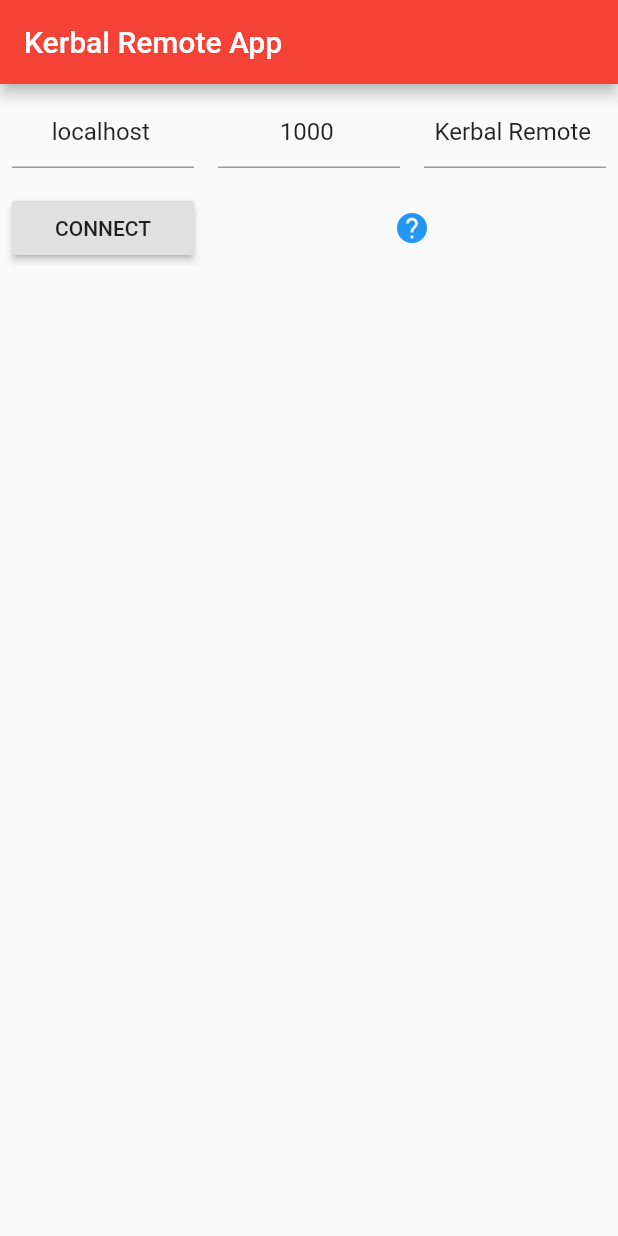
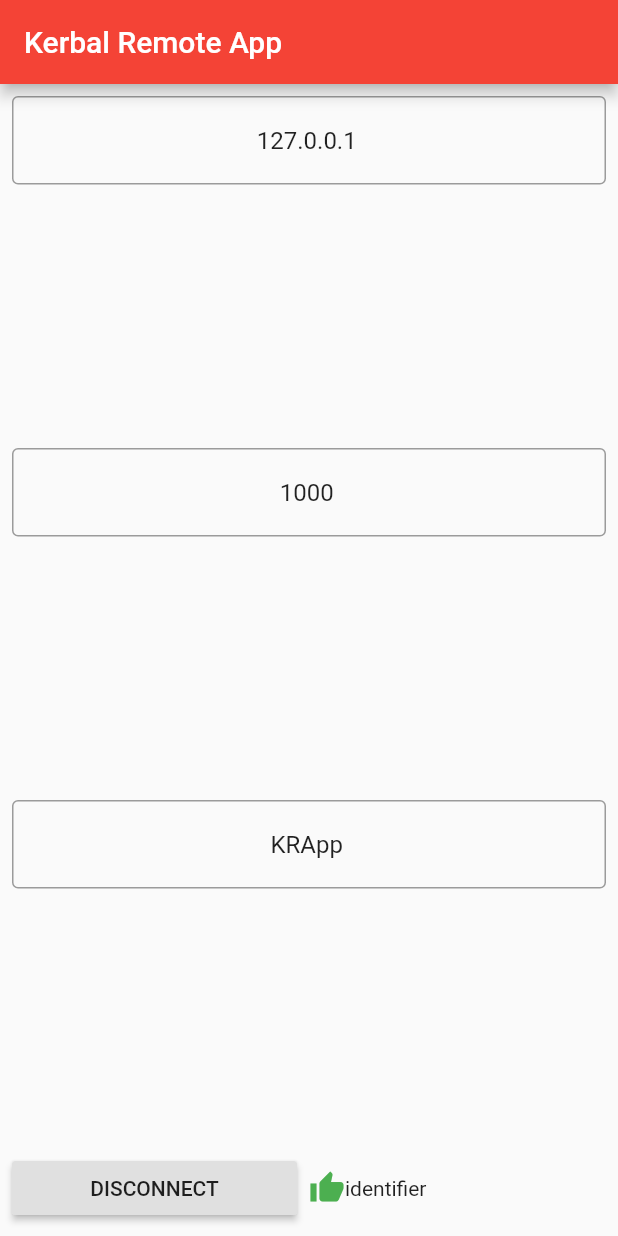
Before and after one commit to MecaVol/KerbalRemoteApplication, a Flutter app: the screen it shows after launch, after a tap on "CONNECT", on a phone screen of 412 x 824 dp. Run offline on Flutter 3.47's test engine with Material 2 defaults, Android fonts, the phone set to English and light mode, and no system bars; our stand-ins replace bloc, fixnum, flutter_bloc, logger; missing offline and left inert: logger_flutter, protobuf; network calls fail.

```diff
--- a/lib/blocs/kerbal_connection/kerbal_connection_bloc.dart
+++ b/lib/blocs/kerbal_connection/kerbal_connection_bloc.dart
@@ -1,7 +1,5 @@
 import 'dart:async';
 import 'package:bloc/bloc.dart';
-import 'package:kerbal_remote_application/proto/krpc.pb.dart'
-    show Request, ProcedureCall, Response;
 import 'package:kerbal_remote_application/utils/logger.dart';
 import 'package:meta/meta.dart';
 import 'package:web_socket_channel/io.dart';
@@ -10,6 +8,11 @@ import 'package:web_socket_channel/web_socket_channel.dart';
 part 'kerbal_connection_event.dart';
 part 'kerbal_connection_state.dart';
 
+/// [KerbalConnectionBloc] is responsible of sending and receiving data from KSP.
+///
+/// Through the web_socket_channel plugin, it establishes a websocket
+/// connection to kRPC and provide rpc and stream communication interfaces.
+/// See KerbalCommunicator classes for communication interfaces.
 class KerbalConnectionBloc
     extends Bloc<KerbalConnectionEvent, KerbalConnectionState> {
 
@@ -22,21 +25,12 @@ class KerbalConnectionBloc
   Stream<KerbalConnectionState> mapEventToState(
       KerbalConnectionEvent event) async* {
     if (event is StartKerbalConnectionEvent) {
-      String uri = "ws://" + event._url + ":" + event._port.toString() +
+      String uriPath = "ws://" + event._url + ":" + event._port.toString() +
           "/?name=" + event._name;
-      logD(uri);
-      try {
-        _channel = IOWebSocketChannel.connect(uri);
-        var request = Request()..calls.add(ProcedureCall()..service = 'KRPC'..procedure = 'GetClientID');
-        _channel.sink.add(request.writeToBuffer());
-        _channel.stream.listen((rawProtoData) {
-          logD(rawProtoData.toString());
-        });
-        yield GoodKerbalConnectionState('identifier');
-      } on Exception {
-        yield ErrorKerbalConnectionState('Connection failed. Check IP and port number!');
-      }
+      logD('Web Socket connection to: ' + uriPath);
+      _channel = IOWebSocketChannel.connect(uriPath);
 
+      yield GoodKerbalConnectionState("identifier");
     } else if (event is StopKerbalConnectionEvent) {
       _channel.sink.close();
       yield InitialKerbalConnectionState();
--- a/lib/themes/theme_generator.dart
+++ b/lib/themes/theme_generator.dart
@@ -5,6 +5,10 @@ class ThemeGenerator {
     return ThemeData(
       primarySwatch: Colors.red,
       visualDensity: VisualDensity.adaptivePlatformDensity,
+      // TextField stuff:
+      inputDecorationTheme: InputDecorationTheme(
+        border: OutlineInputBorder(),
+      )
     );
   }
 }
--- a/lib/widgets/kerbal_connection_widget.dart
+++ b/lib/widgets/kerbal_connection_widget.dart
@@ -1,5 +1,6 @@
 import 'package:flutter/cupertino.dart';
 import 'package:flutter/material.dart';
+import 'package:flutter/rendering.dart';
 import 'package:flutter_bloc/flutter_bloc.dart';
 import 'package:kerbal_remote_application/blocs/kerbal_connection/kerbal_connection_bloc.dart';
 
@@ -11,7 +12,7 @@ class KerbalConnectionWidget extends StatefulWidget {
 class _KerbalConnectionWidgetState extends State<KerbalConnectionWidget> {
 
   TextEditingController _urlController = TextEditingController (
-    text: "localhost"
+    text: "127.0.0.1",
   );
 
   TextEditingController _portController = TextEditingController (
@@ -19,22 +20,34 @@ class _KerbalConnectionWidgetState extends State<KerbalConnectionWidget> {
   );
 
   TextEditingController _nameController = TextEditingController (
-    text: "Kerbal Remote"
+    text: "KRApp"
   );
+
+  @override
+  void dispose() {
+    _urlController.dispose();
+    _portController.dispose();
+    _nameController.dispose();
+    super.dispose();
+  }
 
   @override
   Widget build(BuildContext context) {
     return BlocBuilder<KerbalConnectionBloc, KerbalConnectionState>(
       builder: (context, state) {
         return Column(
-          children: <Widget>[
-            Row(
+          mainAxisAlignment: MainAxisAlignment.start,
           children: <Widget>[
             Expanded(child: Padding(
               padding: const EdgeInsets.all(8.0),
               child: TextField(
                 controller: _urlController,
                 textAlign: TextAlign.center,
+                onSubmitted: (String value) {
+                  setState(() {
+                    _urlController.text = value;
+                  });
+                },
               ),
             ),),
             Expanded(child: Padding(
@@ -42,6 +55,11 @@ class _KerbalConnectionWidgetState extends State<KerbalConnectionWidget> {
               child: TextField(
                 controller: _portController,
                 textAlign: TextAlign.center,
+                onSubmitted: (String value) {
+                  setState(() {
+                    _portController.text = value;
+                  });
+                },
               ),
             ),),
             Expanded(child: Padding(
@@ -49,14 +67,16 @@ class _KerbalConnectionWidgetState extends State<KerbalConnectionWidget> {
               child: TextField(
                 controller: _nameController,
                 textAlign: TextAlign.center,
+                onSubmitted: (String value) {
+                  setState(() {
+                    _nameController.text = value;
+                  });
+                },
               ),
             ),),
-              ],
-            ),
             Row(
               children: <Widget>[
                 Expanded(
-                  flex: 1,
                   child: Padding(
                     padding: const EdgeInsets.all(8.0),
                     child: _ConnectionButton(
@@ -68,7 +88,6 @@ class _KerbalConnectionWidgetState extends State<KerbalConnectionWidget> {
                   ),
                 ),
                 Expanded(
-                  flex: 2,
                   child: _ConnectionStateWidget(state),
                 ),
               ],
@@ -89,7 +108,13 @@ class _ConnectionStateWidget extends StatelessWidget {
   @override
   Widget build(BuildContext context) {
     if (_state is GoodKerbalConnectionState) {
-      return Icon(Icons.thumb_up, color: Colors.green,);
+      var state = _state as GoodKerbalConnectionState;
+      return Row(
+        children: <Widget>[
+          Icon(Icons.thumb_up, color: Colors.green,),
+          Text(state.identifier ?? 'ERROR'),
+        ],
+      );
     } else if (_state is InitialKerbalConnectionState) {
       return Icon(Icons.help, color: Colors.blue,);
     } else if (_state is ErrorKerbalConnectionState) {
```
Also changed, not shown: lib/blocs/kerbal_communicator/kerbal_communicator_bloc.dart (added, +21 -0 lines), lib/blocs/kerbal_communicator/kerbal_communicator_event.dart (added, +18 -0 lines), lib/blocs/kerbal_communicator/kerbal_communicator_state.dart (added, +14 -0 lines), lib/model/kra_request.dart (added, +23 -0 lines), lib/model/kra_response.dart (added, +16 -0 lines), 1 other file. Lines whose indentation alone changed are shown as unchanged.
